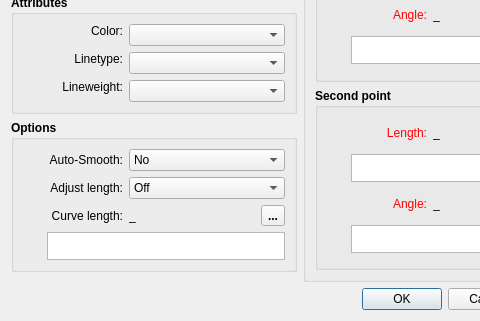
Above: src/libs/vtools/dialogs/tools/dialogspline.ui from FashionFreedom/Seamly2D before the change; both pictures show x 0 to 480 and y 141 to 462 of the 625 by 462 pixel window. Below: the same form after it.
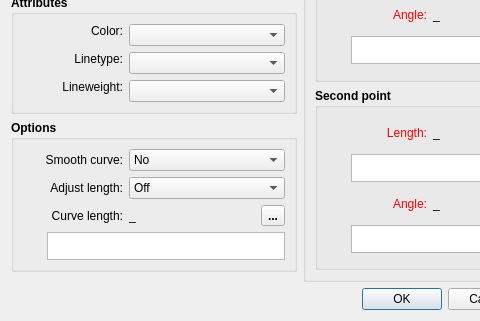
That is the form after the change. Icons and pictures are not drawn. Custom widgets are drawn as their Qt base class.

Commit message:
fix: address review feedback — consistent labels, fx button wiring, formula sync
- Rename "Auto-Smooth" to "Smooth curve" in both dialog .ui files to
  match Properties Editor and avoid hyphenated text in translations
- Wire up toolButtonExprCurveLength in both DialogSpline and
  DialogCubicBezier with FXCurveLength() slot and EditFormulaDialog
- Add SetTargetLength() to both dialogs so setDialog() passes the
  stored formula instead of losing it to a numeric value on dialog open
- Add missing includes for EditFormulaDialog in dialogcubicbezier.cpp

Diff of the .ui file:
```diff
--- a/src/libs/vtools/dialogs/tools/dialogspline.ui
+++ b/src/libs/vtools/dialogs/tools/dialogspline.ui
@@ -441,7 +441,7 @@
                </font>
               </property>
               <property name="text">
-               <string>Auto-Smooth:</string>
+               <string>Smooth curve:</string>
               </property>
               <property name="alignment">
                <set>Qt::AlignRight|Qt::AlignTrailing|Qt::AlignVCenter</set>
```
The commit also changes 7 other files.
